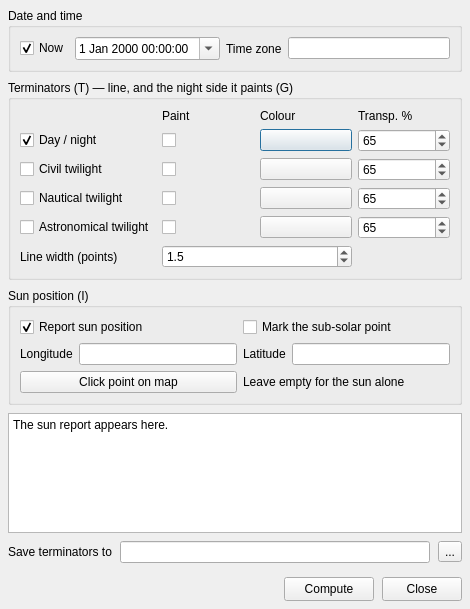
First picture: the form in deps/ui/solar_dialog.ui, repository GenericMappingTools/InteractiveGMT, before the edit.
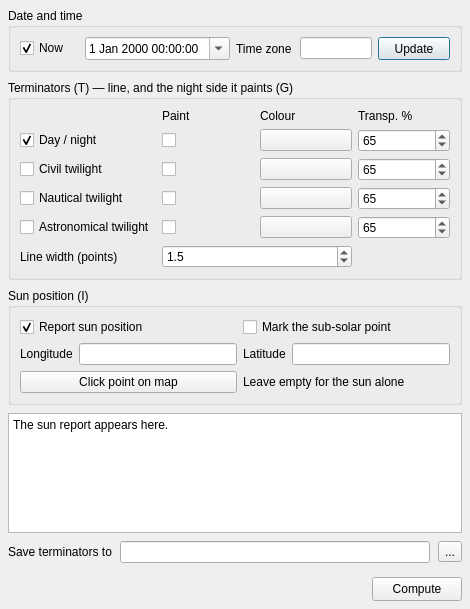
Second picture: the form after the edit.

What changed in the file:
```diff
--- a/deps/ui/solar_dialog.ui
+++ b/deps/ui/solar_dialog.ui
@@ -45,6 +45,14 @@
       <item row="0" column="3">
        <widget class="QLineEdit" name="edit_tz">
         <property name="toolTip"><string>Offset from UTC (+z), e.g. -03:00, -03 or 02:00. Empty = UTC.</string></property>
+        <property name="maximumSize"><size><width>72</width><height>16777215</height></size></property>
+       </widget>
+      </item>
+      <item row="0" column="4">
+       <widget class="QPushButton" name="push_update">
+        <property name="toolTip"><string>Set the time to now and recompute the terminators</string></property>
+        <property name="maximumSize"><size><width>72</width><height>24</height></size></property>
+        <property name="text"><string>Update</string></property>
        </widget>
       </item>
      </layout>
@@ -278,12 +286,6 @@
        <property name="text"><string>Compute</string></property>
       </widget>
      </item>
-     <item>
-      <widget class="QPushButton" name="push_close">
-       <property name="minimumSize"><size><width>70</width><height>24</height></size></property>
-       <property name="text"><string>Close</string></property>
-      </widget>
-     </item>
     </layout>
    </item>
   </layout>
```
